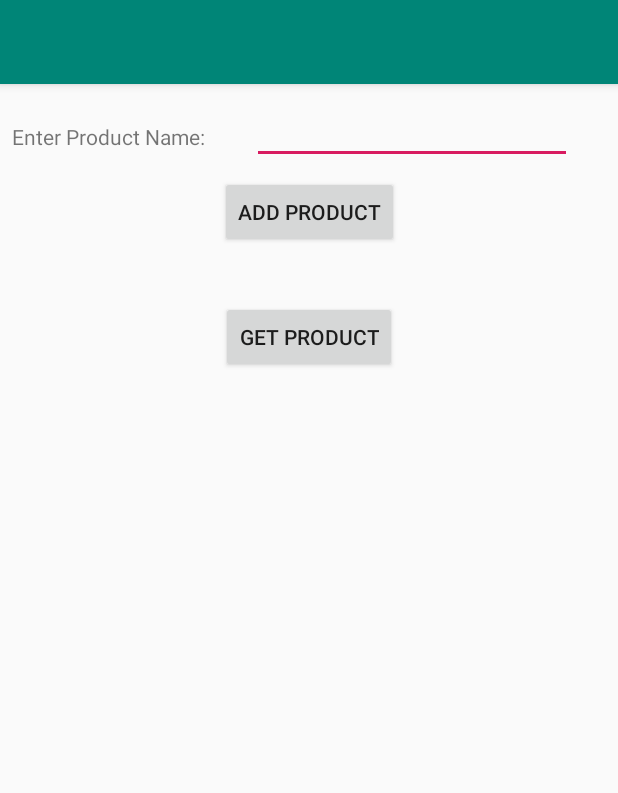
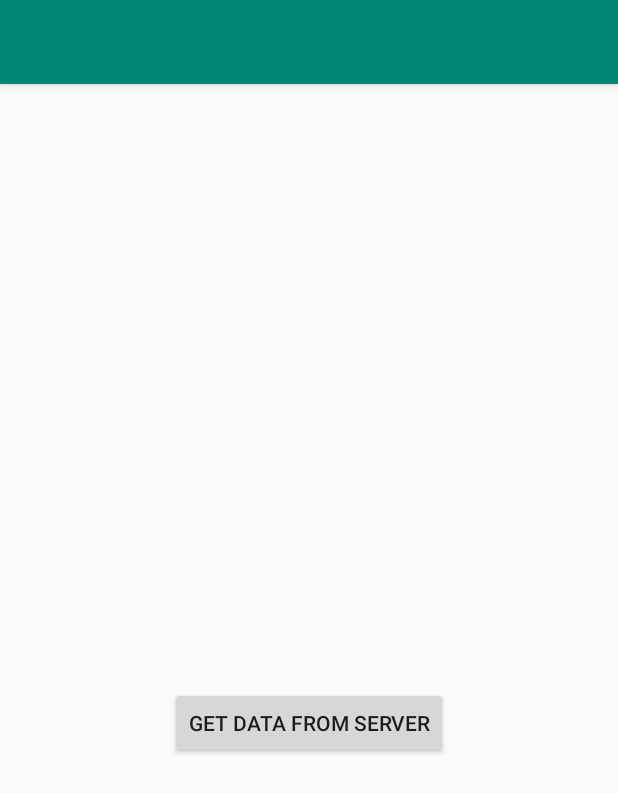
Before and after one commit to ilyagorbunov/mobile_android_commerce, an Android app: the screen it shows after launch (MainActivity), on a phone screen of 412 x 824 dp. Shown: the top 793 px of the screen. Run offline under Robolectric (Android 15) with nearby library versions, the phone set to English and light mode, and no system bars; our stand-ins replace Volley.

Commit message:
get data from server & show it on the emulator

```diff
--- a/EcommerceAppKotlin/app/src/main/AndroidManifest.xml
+++ b/EcommerceAppKotlin/app/src/main/AndroidManifest.xml
@@ -2,7 +2,10 @@
 <manifest xmlns:android="http://schemas.android.com/apk/res/android"
     package="com.packag.ecommerceappkotlin">
 
+    <uses-permission android:name="android.permission.INTERNET"/>
+
     <application
+        android:usesCleartextTraffic="true"
         android:allowBackup="true"
         android:icon="@mipmap/ic_launcher"
         android:label="@string/app_name"
--- a/EcommerceAppKotlin/app/src/main/res/layout/activity_main.xml
+++ b/EcommerceAppKotlin/app/src/main/res/layout/activity_main.xml
@@ -6,41 +6,19 @@
                                              android:layout_height="match_parent"
                                              tools:context=".MainActivity">
     <TextView
-            android:text="Enter Product Name:"
             android:layout_width="wrap_content"
             android:layout_height="wrap_content"
-            android:id="@+id/textView2" android:layout_marginTop="25dp"
-            app:layout_constraintTop_toTopOf="parent" app:layout_constraintStart_toStartOf="parent"
-            android:layout_marginStart="8dp"/>
-    <EditText
+            android:id="@+id/txtHelloWorld" app:layout_constraintTop_toTopOf="parent"
+            android:layout_marginTop="356dp" app:layout_constraintStart_toStartOf="parent"
+            android:layout_marginStart="176dp" app:layout_constraintBottom_toBottomOf="parent"
+            android:layout_marginBottom="356dp" app:layout_constraintEnd_toEndOf="parent"
+            android:layout_marginEnd="176dp"/>
+    <Button
+            android:text="Get Data From Server"
             android:layout_width="wrap_content"
             android:layout_height="wrap_content"
-            android:inputType="textPersonName"
-            android:ems="10"
-            android:id="@+id/edtProduct"
-            app:layout_constraintStart_toEndOf="@+id/textView2"
-            android:layout_marginStart="8dp" app:layout_constraintEnd_toEndOf="parent" android:layout_marginEnd="8dp"
-            android:layout_marginTop="8dp" app:layout_constraintTop_toTopOf="parent"/>
-    <Button
-            android:text="Add Product"
-            android:layout_width="wrap_content"
-            android:layout_height="wrap_content"
-            android:id="@+id/btnAdd" android:layout_marginTop="8dp"
-            app:layout_constraintTop_toBottomOf="@+id/edtProduct" app:layout_constraintEnd_toEndOf="parent"
+            android:id="@+id/btnGetData" android:layout_marginTop="8dp"
+            app:layout_constraintTop_toBottomOf="@+id/txtHelloWorld" app:layout_constraintEnd_toEndOf="parent"
             android:layout_marginEnd="8dp" app:layout_constraintStart_toStartOf="parent"
             android:layout_marginStart="8dp"/>
-    <TextView
-            android:layout_width="wrap_content"
-            android:layout_height="wrap_content"
-            android:id="@+id/txtGetProduct" android:layout_marginTop="8dp"
-            app:layout_constraintTop_toBottomOf="@+id/btnAdd" app:layout_constraintEnd_toEndOf="parent"
-            android:layout_marginEnd="8dp" app:layout_constraintStart_toStartOf="parent"
-            android:layout_marginStart="8dp"/>
-    <Button
-            android:text="Get Product"
-            android:layout_width="wrap_content"
-            android:layout_height="wrap_content"
-            android:id="@+id/btnGetProduct" app:layout_constraintEnd_toEndOf="parent" android:layout_marginEnd="8dp"
-            app:layout_constraintStart_toStartOf="parent" android:layout_marginStart="8dp"
-            android:layout_marginTop="8dp" app:layout_constraintTop_toBottomOf="@+id/txtGetProduct"/>
 </android.support.constraint.ConstraintLayout>
```
Also changed, not shown: EcommerceAppKotlin/app/src/main/java/com/packag/ecommerceappkotlin/MainActivity.kt (+19 -12 lines).
